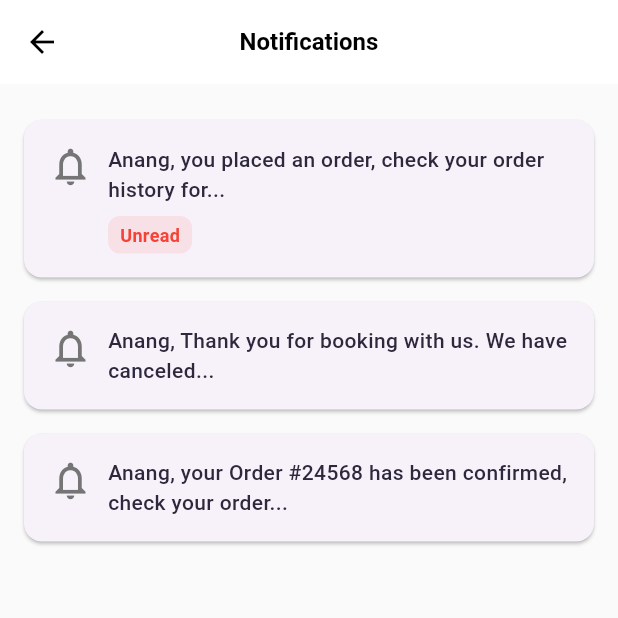
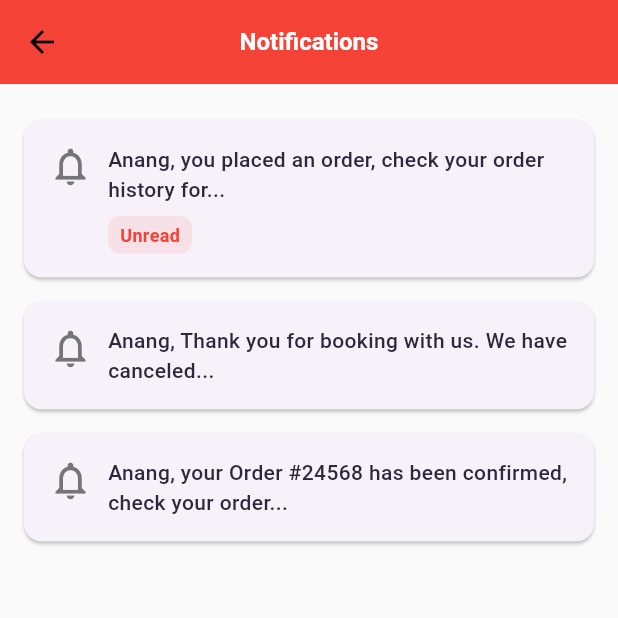
Before and after one commit to TI-3D/fest-ticketing-app, a Flutter app: the NotificationPage screen opened directly, on a phone screen of 412 x 824 dp, the top half of it. Run offline on Flutter 3.47's test engine with Material 3 defaults, Android fonts, the phone set to English and light mode, and no system bars; our stand-ins replace dio, equatable, firebase_core, fl_chart, flutter_bloc, flutter_svg and 4 more; accounts and stored records are empty; Roboto replaces fonts that are missing (CircularStd).

Commit message:
Update notifications.dart

```diff
--- a/lib/presentation/notifications/screen/notifications.dart
+++ b/lib/presentation/notifications/screen/notifications.dart
@@ -21,7 +21,7 @@ class NotificationPage extends StatelessWidget {
     },
   ];
 
-  NotificationPage({Key? key}) : super(key: key);
+  NotificationPage({super.key});
 
   @override
   Widget build(BuildContext context) {
@@ -29,10 +29,10 @@ class NotificationPage extends StatelessWidget {
       appBar: AppBar(
         title: const Text("Notifications"),
         centerTitle: true,
-        backgroundColor: Colors.white,
+        backgroundColor: Colors.red,
         elevation: 0,
         titleTextStyle: const TextStyle(
-          color: Colors.black,
+          color: Colors.white,
           fontSize: 16,
           fontWeight: FontWeight.bold,
         ),
@@ -68,16 +68,16 @@ class NotificationCard extends StatelessWidget {
   final VoidCallback? onTap;
 
   const NotificationCard({
-    Key? key,
+    super.key,
     required this.message,
     required this.isRead,
     this.onTap,
-  }) : super(key: key);
+  });
 
   String _truncateMessage(String message, int maxWords) {
     List<String> words = message.split(' ');
     if (words.length > maxWords) {
-      return words.take(maxWords).join(' ') + '...';
+      return '${words.take(maxWords).join(' ')}...';
     }
     return message;
   }
```
